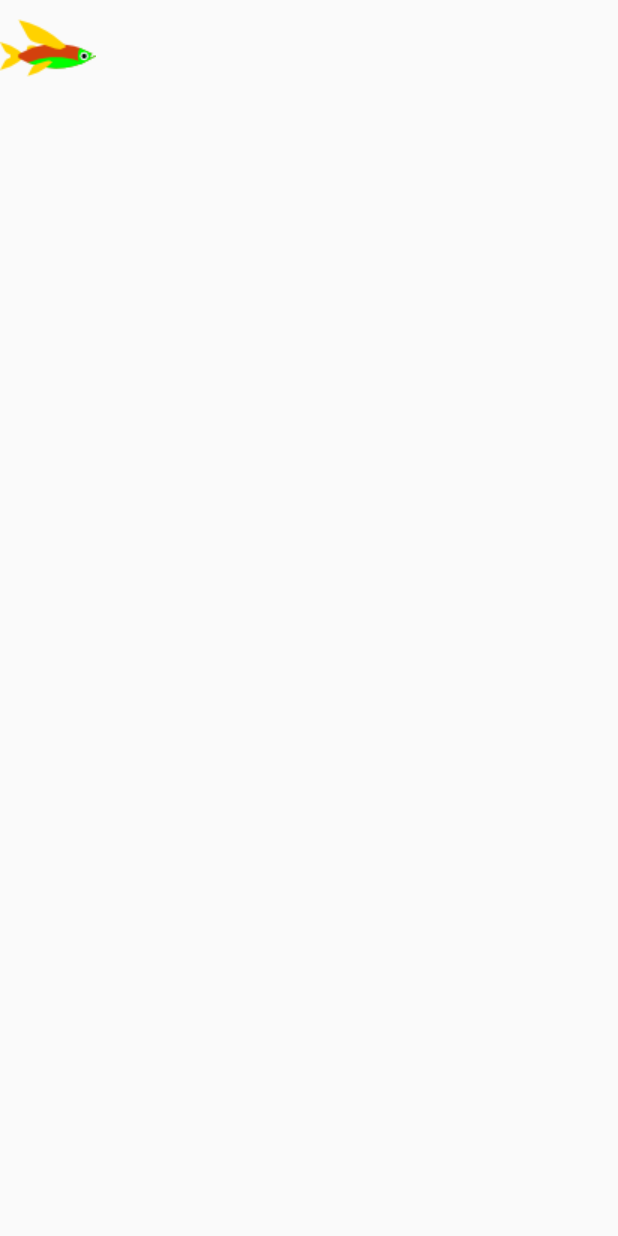
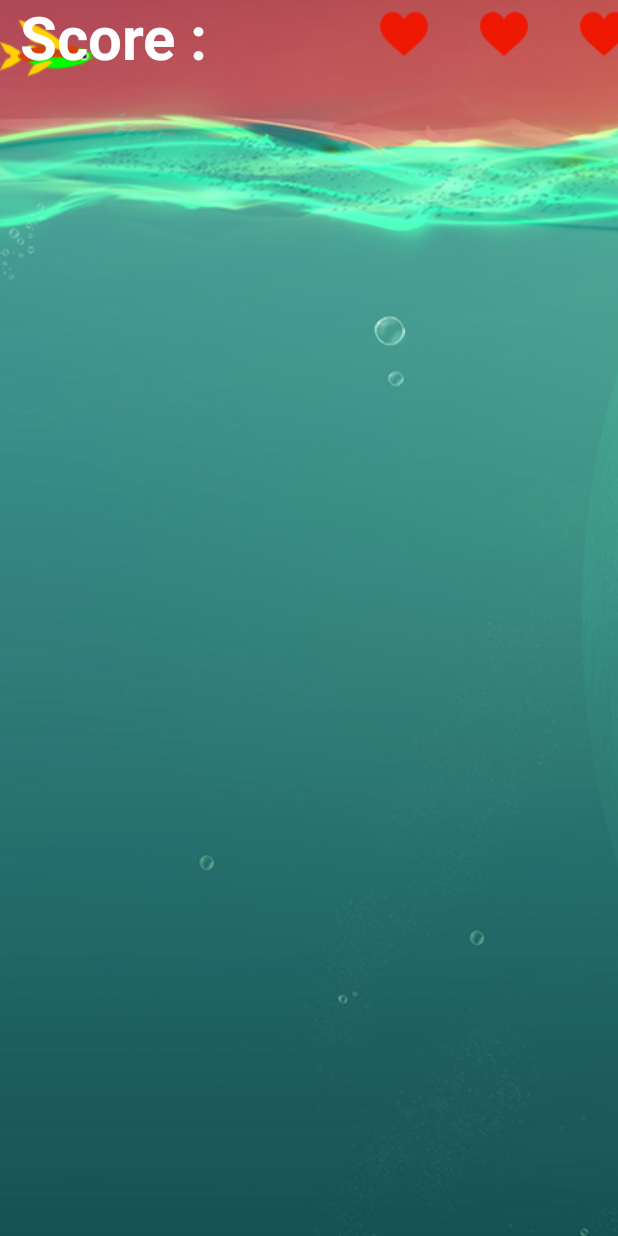
Before and after one commit to xinliu50/FlyingFish, an Android app: the MainActivity screen opened directly, with no data from a screen before it, on a phone screen of 412 x 824 dp. Before the commit the screen is almost empty. Run offline under Robolectric (Android 15) with nearby library versions, the phone set to English and light mode, and no system bars.

Commit message:
adding score,lives

```diff
--- a/app/src/main/java/com/example/findingnemo/FlyingFishView.java
+++ b/app/src/main/java/com/example/findingnemo/FlyingFishView.java
@@ -4,19 +4,42 @@ import android.content.Context;
 import android.graphics.Bitmap;
 import android.graphics.BitmapFactory;
 import android.graphics.Canvas;
+import android.graphics.Color;
+import android.graphics.Paint;
+import android.graphics.Typeface;
 import android.view.View;
 
 public class FlyingFishView extends View {
 
     private Bitmap fish;
+    private Bitmap backgroundImage;
+    private Paint scorePaint = new Paint();
+    private Bitmap life[] = new Bitmap[2];
+
     public FlyingFishView(Context context) {
         super(context);
         fish = BitmapFactory.decodeResource(getResources(),R.drawable.fish1);
+        backgroundImage = BitmapFactory.decodeResource(getResources(),R.drawable.background);
+        scorePaint.setColor(Color.WHITE);
+        scorePaint.setTextSize(60);
+        scorePaint.setTypeface(Typeface.DEFAULT_BOLD);
+        scorePaint.setAntiAlias(true);
+
+        life[0] = BitmapFactory.decodeResource(getResources(),R.drawable.hearts);
+        life[1] = BitmapFactory.decodeResource(getResources(),R.drawable.heart_grey);
     }
 
     @Override
     protected void onDraw(Canvas canvas) {
         super.onDraw(canvas);
+        canvas.drawBitmap(backgroundImage,0,0,null);
         canvas.drawBitmap(fish,0,0,null);
+        canvas.drawText("Score : ", 20, 60, scorePaint);
+
+        canvas.drawBitmap(life[0],380,10,null);
+        canvas.drawBitmap(life[0],480,10,null);
+        canvas.drawBitmap(life[0],580,10,null);
+
+
     }
 }
```
